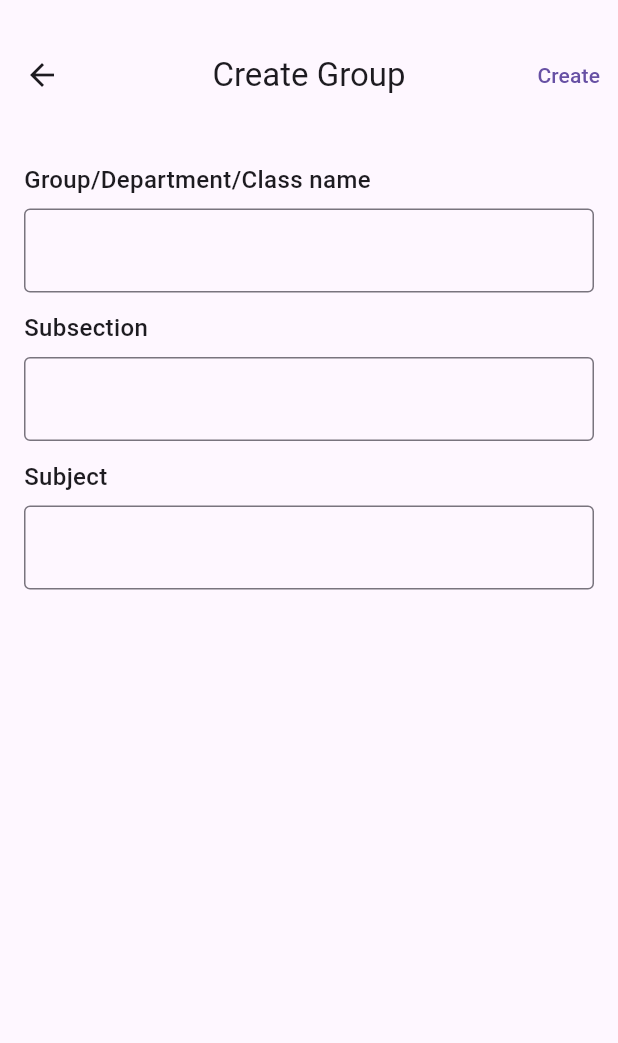
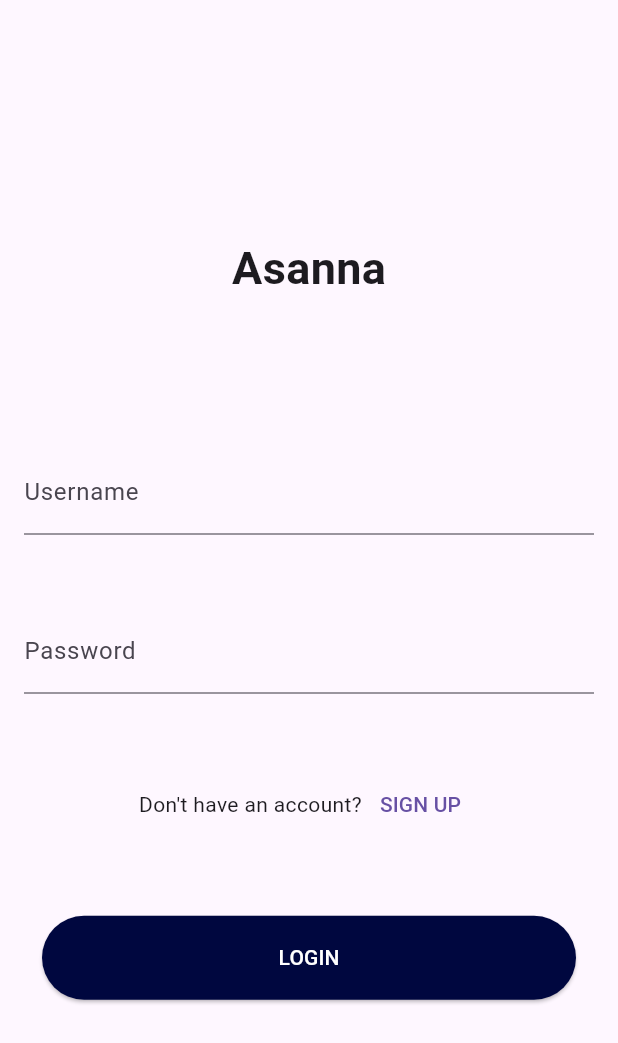
Before and after one commit to rinkaji/endterm-project-MAD, a Flutter app: the screen it shows after launch, on a phone screen of 412 x 824 dp. Shown: the top 1043 px of the screen. Run offline on Flutter 3.47's test engine with Material 3 defaults, Android fonts, the phone set to English and light mode, and no system bars.

Commit message:
*added-login-screen*

```diff
--- a/lib/main.dart
+++ b/lib/main.dart
@@ -1,6 +1,7 @@
 import 'package:flutter/material.dart';
 import 'package:myapp/screens/createscreen/createscreen.dart';
 import 'package:myapp/screens/homescreen/homescreen.dart';
+import 'package:myapp/screens/loginscreen/loginscreen.dart';
 
 void main() {
   runApp(
@@ -15,7 +16,7 @@ class myApp extends StatelessWidget {
   Widget build(BuildContext context) {
     return MaterialApp(
       debugShowCheckedModeBanner: false,
-      home: Createscreen(),
+      home: Loginscreen(),
     );
   }
 }
--- /dev/null
+++ b/lib/screens/loginscreen/loginscreen.dart
@@ -0,0 +1,92 @@
+import 'package:flutter/material.dart';
+import 'package:myapp/screens/homescreen/homescreen.dart';
+
+class Loginscreen extends StatelessWidget {
+  const Loginscreen({super.key});
+
+  @override
+  Widget build(BuildContext context) {
+    return Scaffold(
+      body: Center(
+        child: Padding(
+          padding: const EdgeInsets.all(16.0),
+          child: SingleChildScrollView(
+            child: Column(
+              mainAxisAlignment: MainAxisAlignment.center,
+              children: [
+                Text(
+                  "Asanna",
+                  style: TextStyle(
+                    fontSize: 30,
+                    fontWeight: FontWeight.bold,
+                  ),
+                ),
+                SizedBox(
+                  height: 100,
+                ),
+                TextField(
+                  decoration: InputDecoration(
+                    labelStyle: TextStyle(
+                      fontSize: 16,
+                    ),
+                    labelText: "Username",
+                    border: UnderlineInputBorder(),
+                  ),
+                ),
+                SizedBox(
+                  height: 50,
+                ),
+                TextField(
+                  obscureText: true,
+                  decoration: InputDecoration(
+                    labelStyle: TextStyle(
+                      fontSize: 16,
+                    ),
+                    labelText: "Password",
+                    border: UnderlineInputBorder(),
+                  ),
+                ),
+                SizedBox(
+                  height: 50,
+                ),
+                Row(
+                  mainAxisAlignment: MainAxisAlignment.center,
+                  children: [
+                    Text("Don't have an account?"),
+                    TextButton(
+                      onPressed: () {},
+                      child: Text("SIGN UP"),
+                    ),
+                  ],
+                ),
+                SizedBox(
+                  height: 50,
+                ),
+                SizedBox(
+                  width: 356,
+                  height: 56,
+                  child: ElevatedButton(
+                    style: ElevatedButton.styleFrom(
+                      backgroundColor: Color(0xFF00073F),
+                    ),
+                    onPressed: () => Navigator.of(context).push(
+                      MaterialPageRoute(
+                        builder: (ctx) => Homescreen(),
+                      ),
+                    ),
+                    child: Text(
+                      "LOGIN",
+                      style: TextStyle(
+                        color: Colors.white,
+                      ),
+                    ),
+                  ),
+                ),
+              ],
+            ),
+          ),
+        ),
+      ),
+    );
+  }
+}
```
